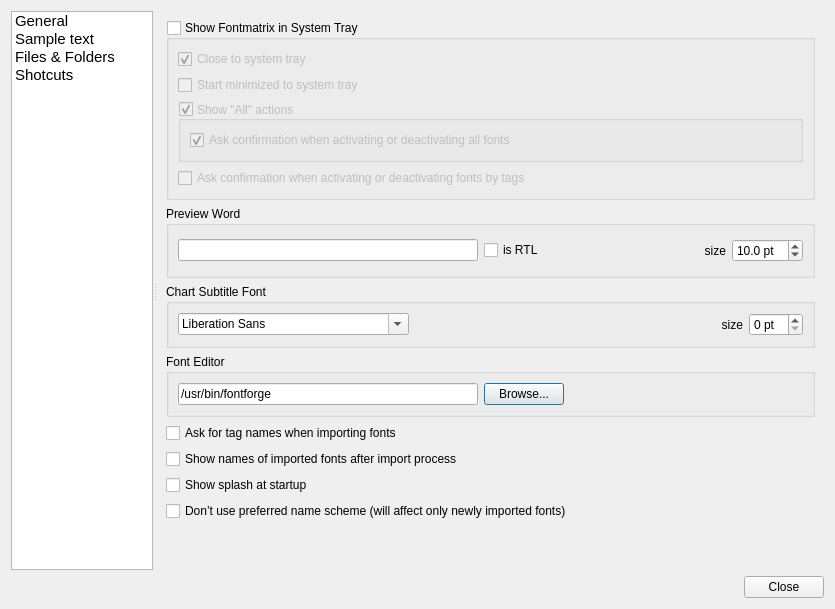
Before: the Qt Designer form src/prefs_panel.ui in fontmatrix/fontmatrix, drawn with Qt 5.
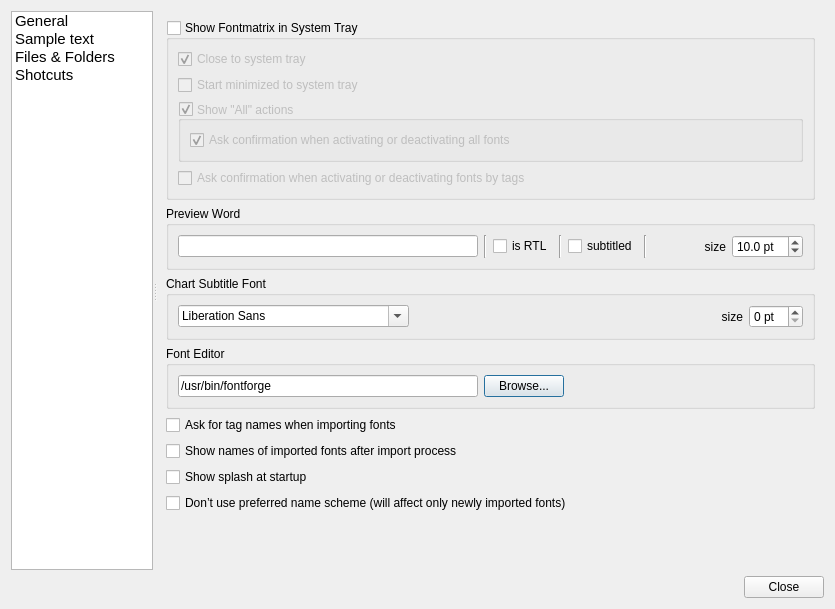
After: the same form once the commit is applied. Icons and pictures are not drawn.

Commit message: Changed - Preview list is now displayed in a QListView

What changed in the file:
```diff
--- a/src/prefs_panel.ui
+++ b/src/prefs_panel.ui
@@ -173,27 +173,14 @@
              </property>
             </widget>
            </item>
-           <item row="0" column="1" >
+           <item row="0" column="2" >
             <widget class="QCheckBox" name="previewIsRTL" >
              <property name="text" >
               <string>is RTL</string>
              </property>
             </widget>
            </item>
-           <item row="0" column="2" >
-            <spacer>
-             <property name="orientation" >
-              <enum>Qt::Horizontal</enum>
-             </property>
-             <property name="sizeHint" stdset="0" >
-              <size>
-               <width>41</width>
-               <height>31</height>
-              </size>
-             </property>
-            </spacer>
-           </item>
-           <item row="0" column="3" >
+           <item row="0" column="6" >
             <widget class="QLabel" name="label" >
              <property name="sizePolicy" >
               <sizepolicy vsizetype="Preferred" hsizetype="Preferred" >
@@ -209,7 +196,7 @@
              </property>
             </widget>
            </item>
-           <item row="0" column="4" >
+           <item row="0" column="7" >
             <widget class="QDoubleSpinBox" name="previewSizeSpin" >
              <property name="sizePolicy" >
               <sizepolicy vsizetype="Fixed" hsizetype="Fixed" >
@@ -237,6 +224,34 @@
              </property>
             </widget>
            </item>
+           <item row="0" column="4" >
+            <widget class="QCheckBox" name="previewSubtitled" >
+             <property name="text" >
+              <string>subtitled</string>
+             </property>
+            </widget>
+           </item>
+           <item row="0" column="1" >
+            <widget class="Line" name="line_2" >
+             <property name="orientation" >
+              <enum>Qt::Vertical</enum>
+             </property>
+            </widget>
+           </item>
+           <item row="0" column="3" >
+            <widget class="Line" name="line_3" >
+             <property name="orientation" >
+              <enum>Qt::Vertical</enum>
+             </property>
+            </widget>
+           </item>
+           <item row="0" column="5" >
+            <widget class="Line" name="line_4" >
+             <property name="orientation" >
+              <enum>Qt::Vertical</enum>
+             </property>
+            </widget>
+           </item>
           </layout>
          </widget>
         </item>
```
The commit also changes 11 other files.
